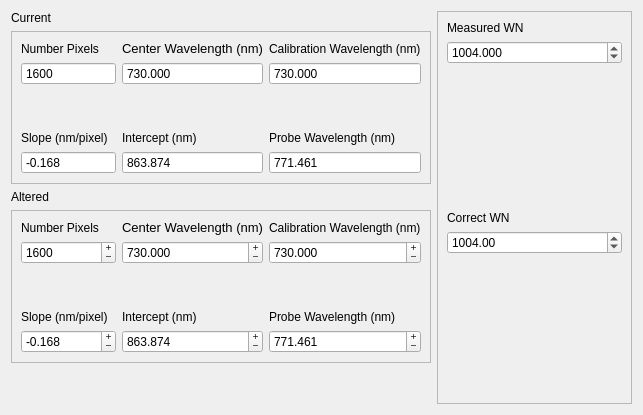
Before: the Qt Designer form crikit/ui/qt5/ui_PlotEffect_Calibrate.ui in CCampJr/CRIkit2, drawn with Qt 5.
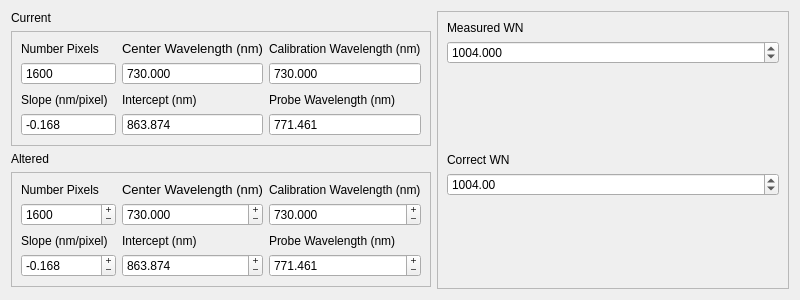
After: the same form once the commit is applied.

Patch:
```diff
--- a/crikit/ui/qt5/ui_PlotEffect_Calibrate.ui
+++ b/crikit/ui/qt5/ui_PlotEffect_Calibrate.ui
@@ -6,8 +6,8 @@
    <rect>
     <x>0</x>
     <y>0</y>
-    <width>643</width>
-    <height>415</height>
+    <width>800</width>
+    <height>300</height>
    </rect>
   </property>
   <property name="windowTitle">
```
